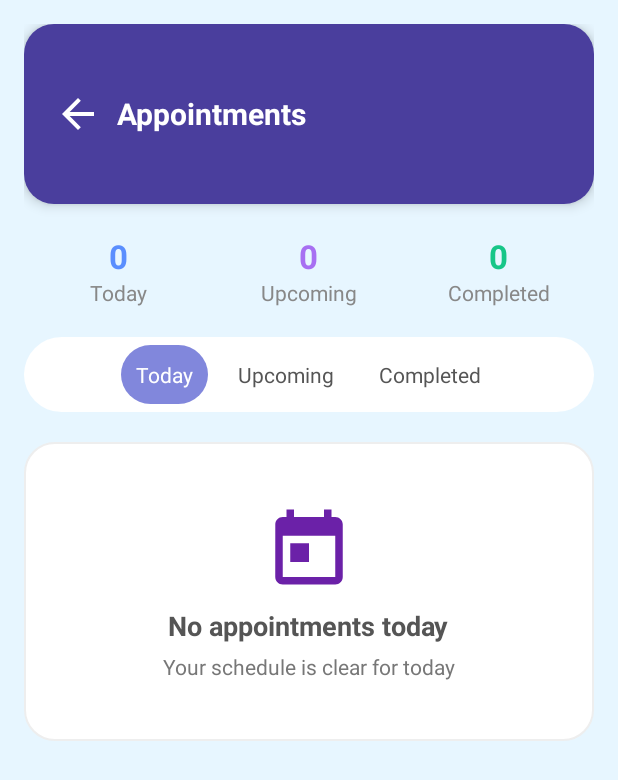
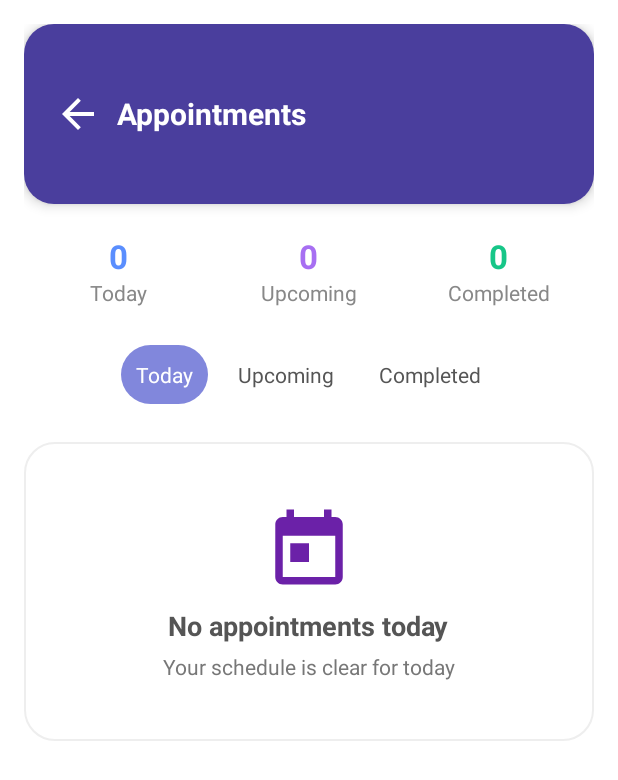
Before and after one commit to kavyagowda7/elderly_care_proj, an Android app: the DoctorAppointmentsActivity screen opened directly, with no data from a screen before it, on a phone screen of 412 x 824 dp. Shown: the top 780 px of the screen. Run offline under Robolectric (Android 15) with nearby library versions, the phone set to English and light mode, and no system bars; our stand-ins replace Firebase (no records; nobody signed in at launch, a user with empty details on screens opened directly).

Commit message:
doc appointment background colour change

```diff
--- a/app/src/main/res/layout/activity_doctor_appointments.xml
+++ b/app/src/main/res/layout/activity_doctor_appointments.xml
@@ -3,7 +3,7 @@
     android:layout_width="match_parent"
     android:layout_height="match_parent"
     xmlns:app="http://schemas.android.com/apk/res-auto"
-    android:background="#E7F6FF">
+    android:background="#FFFF">
 
     <LinearLayout
         android:orientation="vertical"
```
